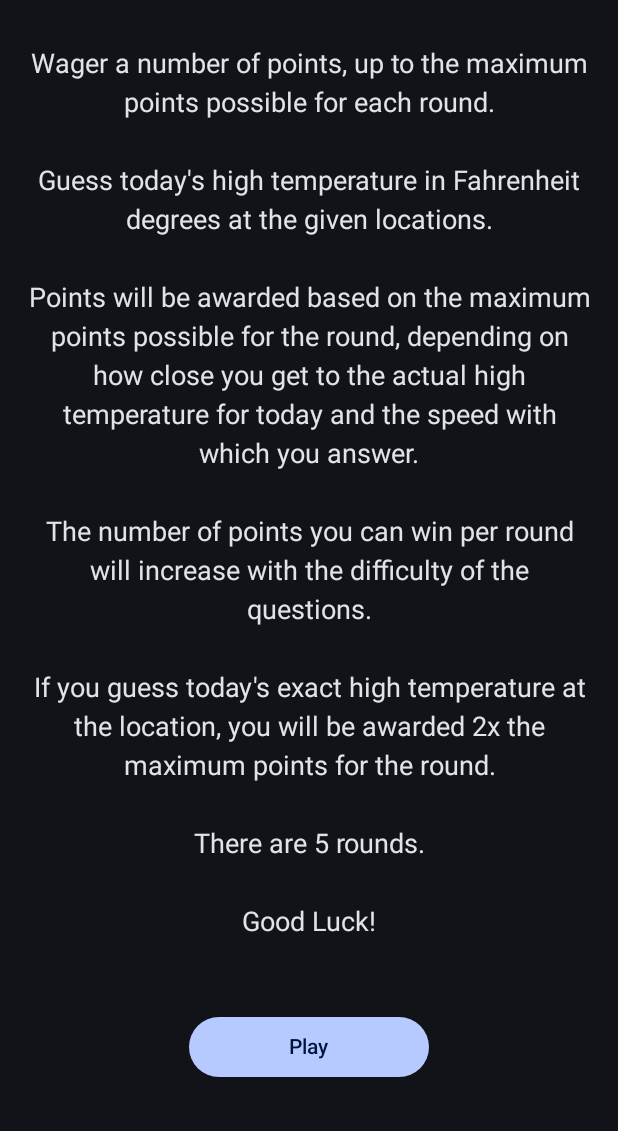
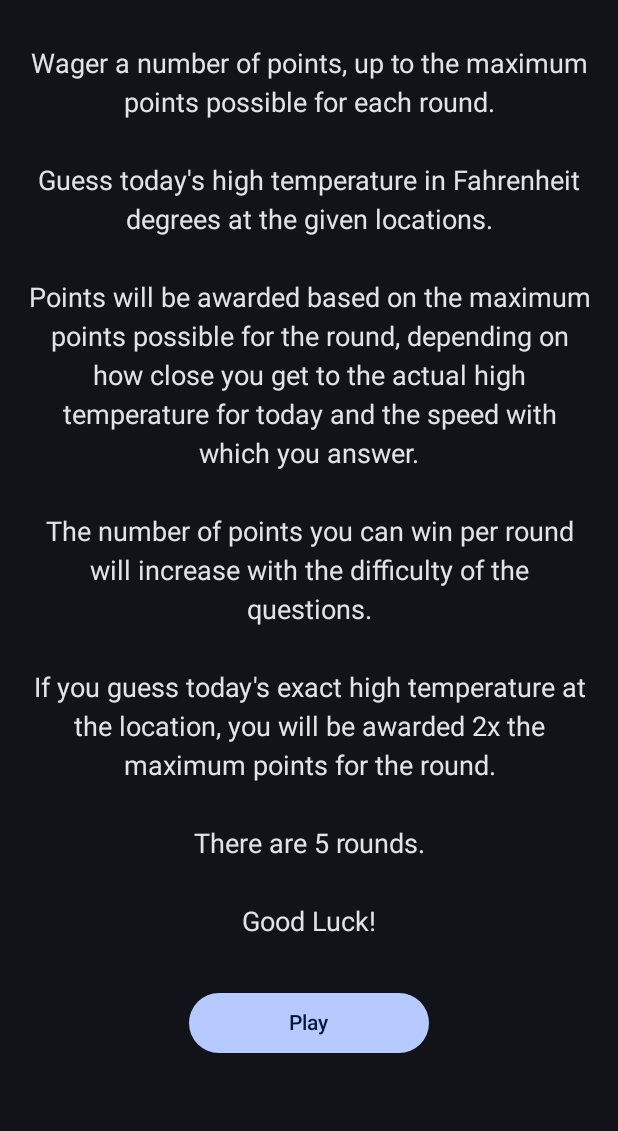
Before and after one commit to leewaggoner/forecastfrenzy, an Android app built with Jetpack Compose: the screen it shows after launch (MainActivity), on a phone screen of 412 x 824 dp, the part 105-1236 px from its top. Run offline under Robolectric (Android 15) with nearby library versions, the phone set to English and light mode, and no system bars.

Commit message:
Some more refactoring

```diff
--- /dev/null
+++ b/app/src/main/java/com/wreckingballsoftware/forecastfrenzy/ui/compose/FrenzyButton.kt
@@ -0,0 +1,41 @@
+package com.wreckingballsoftware.forecastfrenzy.ui.compose
+
+import androidx.compose.foundation.layout.width
+import androidx.compose.material3.Button
+import androidx.compose.material3.MaterialTheme
+import androidx.compose.material3.Text
+import androidx.compose.runtime.Composable
+import androidx.compose.ui.Modifier
+import androidx.compose.ui.res.stringResource
+import androidx.compose.ui.tooling.preview.Preview
+import com.wreckingballsoftware.forecastfrenzy.ui.theme.dimensions
+
+@Composable
+fun FrenzyButton(
+    modifier: Modifier = Modifier,
+    text: String? = null,
+    textId: Int = 0,
+    onClick: () -> Unit
+) {
+    Button(
+        modifier = modifier.then(
+            Modifier
+                .width(MaterialTheme.dimensions.buttonWidth)
+        ),
+        onClick = onClick
+    ) {
+        Text(
+            text = text ?: stringResource(id = textId)
+        )
+    }
+}
+
+@Preview
+@Composable
+fun FrenzyButtonPreview() {
+    FrenzyButton(
+        text = "Push Me",
+    ) {
+
+    }
+}
--- a/app/src/main/java/com/wreckingballsoftware/forecastfrenzy/ui/rules/GameRulesScreen.kt
+++ b/app/src/main/java/com/wreckingballsoftware/forecastfrenzy/ui/rules/GameRulesScreen.kt
@@ -5,10 +5,8 @@ import androidx.compose.foundation.layout.Spacer
 import androidx.compose.foundation.layout.fillMaxSize
 import androidx.compose.foundation.layout.height
 import androidx.compose.foundation.layout.padding
-import androidx.compose.foundation.layout.width
 import androidx.compose.foundation.rememberScrollState
 import androidx.compose.foundation.verticalScroll
-import androidx.compose.material3.Button
 import androidx.compose.material3.MaterialTheme
 import androidx.compose.material3.Text
 import androidx.compose.runtime.Composable
@@ -18,6 +16,7 @@ import androidx.compose.ui.res.stringResource
 import androidx.compose.ui.tooling.preview.Preview
 import androidx.lifecycle.compose.collectAsStateWithLifecycle
 import com.wreckingballsoftware.forecastfrenzy.R
+import com.wreckingballsoftware.forecastfrenzy.ui.compose.FrenzyButton
 import com.wreckingballsoftware.forecastfrenzy.ui.navigation.NavGraph
 import com.wreckingballsoftware.forecastfrenzy.ui.rules.models.RulesEvents
 import com.wreckingballsoftware.forecastfrenzy.ui.rules.models.RulesNavigation
@@ -53,7 +52,8 @@ fun GameRulesScreenContent(
         modifier = Modifier
             .fillMaxSize()
             .padding(top = MaterialTheme.dimensions.spaceMedium)
-            .padding(horizontal = MaterialTheme.dimensions.padding),
+            .padding(horizontal = MaterialTheme.dimensions.padding)
+            .padding(bottom = MaterialTheme.dimensions.padding),
         horizontalAlignment = Alignment.CenterHorizontally,
     ) {
         Column(
@@ -72,14 +72,11 @@ fun GameRulesScreenContent(
                 style = MaterialTheme.forecastTypography.bodyCentered,
             )
         }
-        Button(
+        FrenzyButton(
             modifier = Modifier
-                .width(MaterialTheme.dimensions.buttonWidth)
                 .padding(bottom = MaterialTheme.dimensions.spaceMedium),
-            onClick = { handleEvent(RulesEvents.PlayGame) }
-        ) {
-            Text(text = "Play")
-        }
+            text = stringResource(id = R.string.play)
+        ) { handleEvent(RulesEvents.PlayGame) }
     }
 }
 
--- a/app/src/main/res/values/strings.xml
+++ b/app/src/main/res/values/strings.xml
@@ -23,4 +23,5 @@
     <string name="you_bet">You bet %1$d points on this round</string>
     <string name="score_for_round">Your score for this round is</string>
     <string name="total_score">Your total score is</string>
+    <string name="play">Play</string>
 </resources>
```
Also changed, not shown: app/src/main/java/com/wreckingballsoftware/forecastfrenzy/ui/gameplay/GameplayScreen.kt (+4 -10 lines), app/src/main/java/com/wreckingballsoftware/forecastfrenzy/ui/results/GameResultsScreen.kt (+11 -54 lines), app/src/main/java/com/wreckingballsoftware/forecastfrenzy/ui/results/ScoreContent.kt (added, +64 -0 lines), app/src/main/java/com/wreckingballsoftware/forecastfrenzy/ui/results/TempGuessContent.kt (added, +59 -0 lines).
